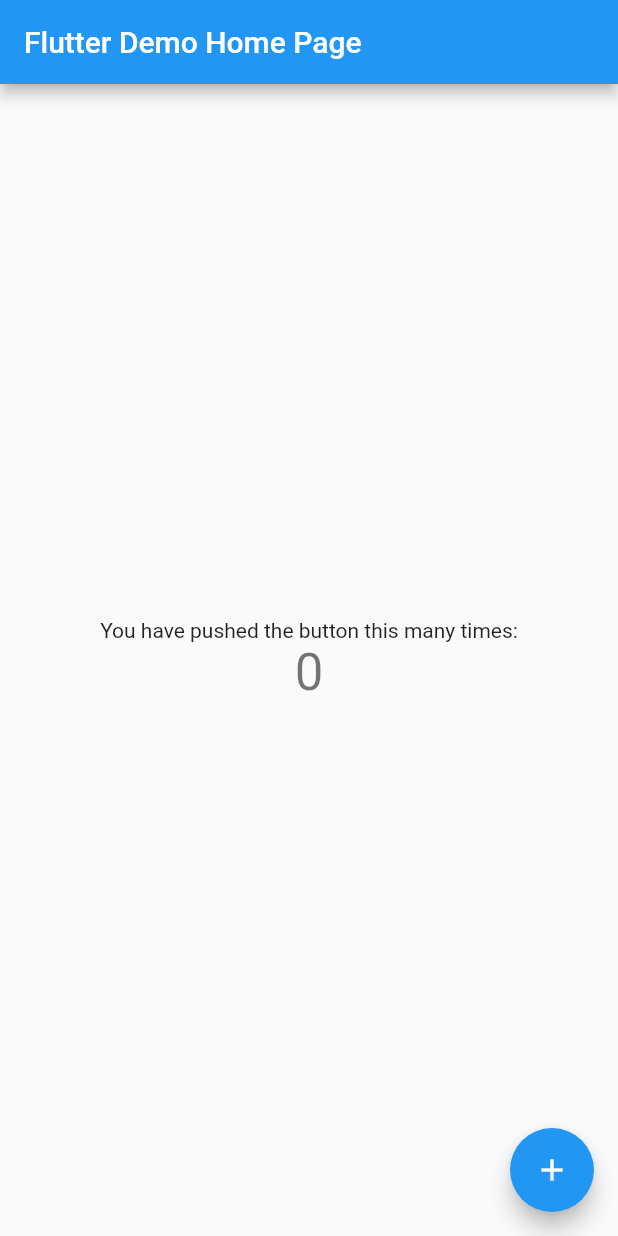
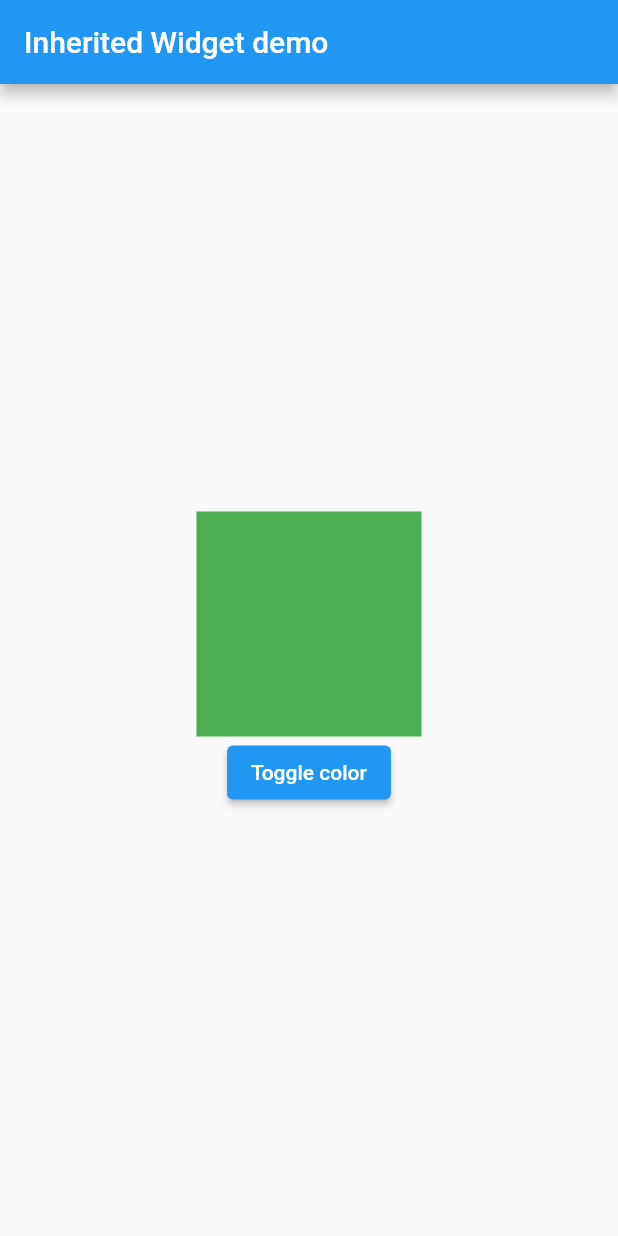
Before and after one commit to cp-sneha-s/counter-inherited-demo, a Flutter app: the screen it shows after launch, on a phone screen of 412 x 824 dp. Run offline on Flutter 3.47's test engine with Material 2 defaults, Android fonts, the phone set to English and light mode, and no system bars.

Commit message:
Update color by use of InheritedWidget

```diff
--- a/lib/counter.dart
+++ b/lib/counter.dart
@@ -1,4 +1,25 @@
-class Counter{
-  final int count;
-  Counter({required this.count});
+import 'package:flutter/cupertino.dart';
+
+class ThemeColor{
+ final Color color;
+
+ ThemeColor({required this.color});
 }
+
+class ThemeColorWidget extends InheritedWidget{
+  final ThemeColor themeColor;
+  const ThemeColorWidget({super.key, required super.child,required this.themeColor});
+
+  static ThemeColorWidget? of(BuildContext context){
+    return context.dependOnInheritedWidgetOfExactType<ThemeColorWidget>();
+  }
+
+  @override
+  bool updateShouldNotify(covariant ThemeColorWidget oldWidget) {
+return themeColor != oldWidget.themeColor;
+  }
+
+
+
+
+}
--- a/lib/main.dart
+++ b/lib/main.dart
@@ -1,4 +1,7 @@
+import 'dart:math';
+
 import 'package:flutter/material.dart';
+import 'package:inheritrd_counter_notifier/counter.dart';
 
 void main() {
   runApp(const MyApp());
@@ -15,56 +18,61 @@
       theme: ThemeData(
         primarySwatch: Colors.blue,
       ),
-      home: const MyHomePage(title: 'Flutter Demo Home Page'),
+      home: const ThemePage(),
     );
   }
 }
 
-class MyHomePage extends StatefulWidget {
-  const MyHomePage({super.key, required this.title});
 
-  final String title;
+class ThemePage extends StatefulWidget {
+  const ThemePage({Key? key}) : super(key: key);
 
   @override
-  State<MyHomePage> createState() => _MyHomePageState();
+  State<ThemePage> createState() => _ThemePageState();
 }
 
-class _MyHomePageState extends State<MyHomePage> {
-  int _counter = 0;
-
-  void _incrementCounter() {
-    setState(() {
-      _counter++;
-    });
-  }
+class _ThemePageState extends State<ThemePage> {
+  ThemeColor themeColor= ThemeColor(color: Colors.green);
+  final Random random = Random();
 
   @override
   Widget build(BuildContext context) {
-
     return Scaffold(
       appBar: AppBar(
+        title: Text('Inherited Widget demo'),
+      ),
+      body: ThemeColorWidget(
+        themeColor: themeColor,
+      child: Builder(
+        builder: (context) {
+          return Center(
+            child: Column(
+              mainAxisAlignment: MainAxisAlignment.center,
+              crossAxisAlignment: CrossAxisAlignment.center,
+              children: [
+                Container(
+                  height: 150,
+                  width: 150,
+                  color: ThemeColorWidget.of(context)!.themeColor.color,
+                ),
+                ElevatedButton(onPressed: (){
+                  setState(() {
+                    themeColor = ThemeColor(color: Color.fromRGBO(
+                      random.nextInt(255),
+                      random.nextInt(255),
+                      random.nextInt(255),
+                      1,
+                    ),);
+                  });
 
-        title: Text(widget.title),
+                }, child: const Text('Toggle color'))
+              ],
+            ),
+          );
+        },
+
       ),
-      body: Center(
-        child: Column(
-          mainAxisAlignment: MainAxisAlignment.center,
-          children: <Widget>[
-            const Text(
-              'You have pushed the button this many times:',
-            ),
-            Text(
-              '$_counter',
-              style: Theme.of(context).textTheme.headlineMedium,
-            ),
-          ],
-        ),
       ),
-      floatingActionButton: FloatingActionButton(
-        onPressed: _incrementCounter,
-        tooltip: 'Increment',
-        child: const Icon(Icons.add),
-      ), // This trailing comma makes auto-formatting nicer for build methods.
     );
   }
 }
```
